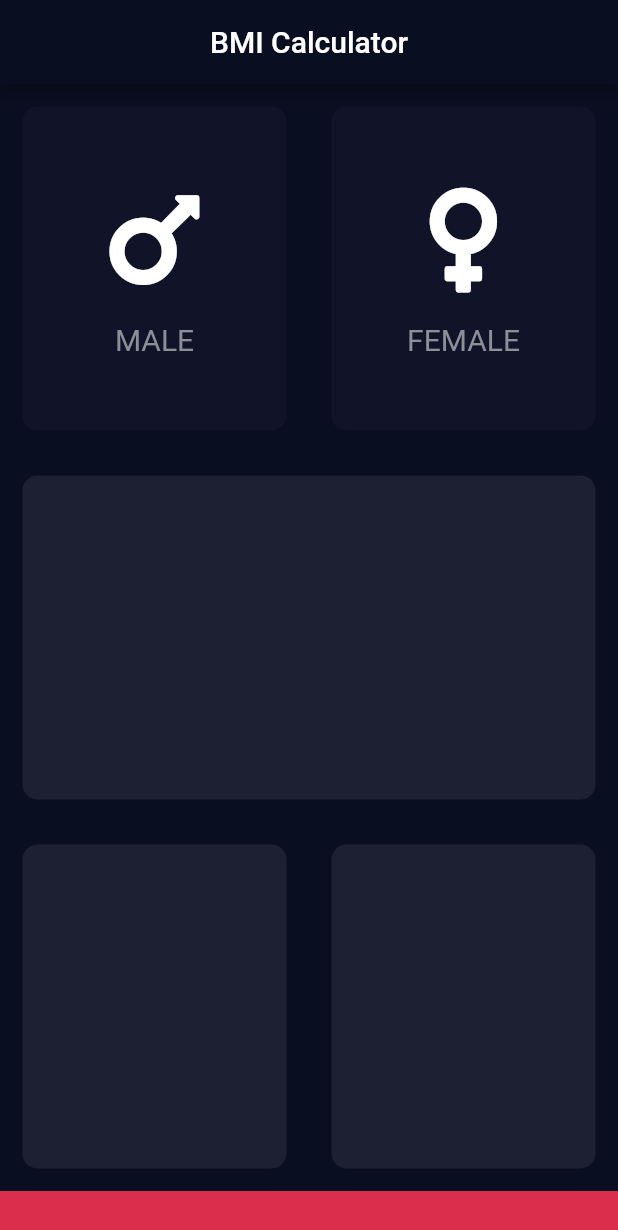
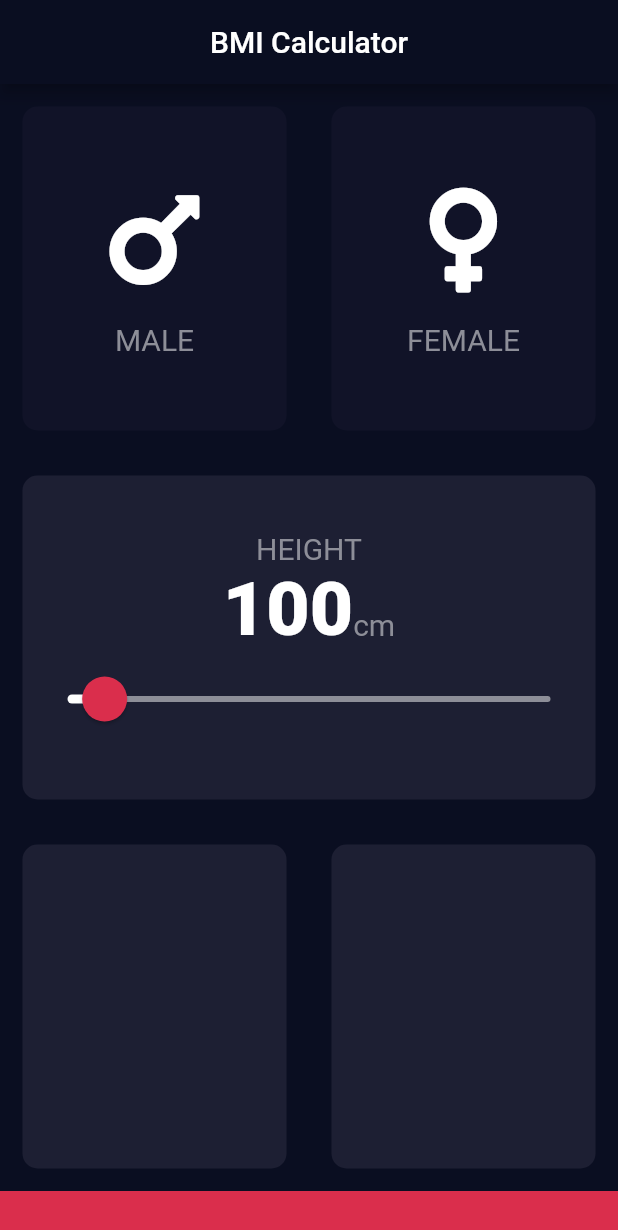
Before and after one commit to geekymeeky/bmi-calculator, a Flutter app: the screen it shows after launch, on a phone screen of 412 x 824 dp. Shown: the top 1230 px of the screen. Run offline on Flutter 3.47's test engine with Material 2 defaults, Android fonts, the phone set to English and light mode, and no system bars; our stand-ins replace font_awesome_flutter.

Commit message:
Added slider for height input

```diff
--- a/lib/constants.dart
+++ b/lib/constants.dart
@@ -8,3 +8,7 @@ const kLabelTextStyle = TextStyle(
   fontSize: 20.0,
   color: Color(0xFF8D8E98),
 );
+const kNumberTextStyle = TextStyle(
+  fontSize: 50.0,
+  fontWeight: FontWeight.w900,
+);
--- a/lib/input_page.dart
+++ b/lib/input_page.dart
@@ -1,4 +1,5 @@
 import 'package:flutter/material.dart';
+import 'package:flutter/widgets.dart';
 import 'package:font_awesome_flutter/font_awesome_flutter.dart';
 import 'reusable_card.dart';
 import 'icon_content.dart';
@@ -13,6 +14,7 @@ class InputPage extends StatefulWidget {
 
 class _InputPageState extends State<InputPage> {
   Gender selectedGender;
+  int height = 100;
 
   @override
   Widget build(BuildContext context) {
@@ -55,6 +57,51 @@ class _InputPageState extends State<InputPage> {
         Expanded(
           child: ReusableCard(
             colour: kActiveCardColor,
+            cardChild: Column(
+              mainAxisAlignment: MainAxisAlignment.center,
+              children: <Widget>[
+                Text(
+                  'HEIGHT',
+                  style: kLabelTextStyle,
+                ),
+                Row(
+                  mainAxisAlignment: MainAxisAlignment.center,
+                  crossAxisAlignment: CrossAxisAlignment.baseline,
+                  textBaseline: TextBaseline.alphabetic,
+                  children: <Widget>[
+                    Text(
+                      height.toString(),
+                      style: kNumberTextStyle,
+                    ),
+                    Text(
+                      'cm',
+                      style: kLabelTextStyle,
+                    ),
+                  ],
+                ),
+                SliderTheme(
+                  data: SliderTheme.of(context).copyWith(
+                    thumbColor: kBottomContainerColor,
+                    activeTrackColor: Colors.white,
+                    inactiveTrackColor: Color(0xFF8D8E98),
+                    overlayColor: kBottomContainerColor.withAlpha(0x29),
+                    thumbShape: RoundSliderThumbShape(
+                      enabledThumbRadius: 15.0,
+                    ),
+                    overlayShape: RoundSliderOverlayShape(overlayRadius: 30.0),
+                  ),
+                  child: Slider(
+                      value: height.toDouble(),
+                      min: 90.0,
+                      max: 220.0,
+                      onChanged: (double newValue) {
+                        setState(() {
+                          height = newValue.round();
+                        });
+                      }),
+                )
+              ],
+            ),
           ),
         ),
         Expanded(
```
